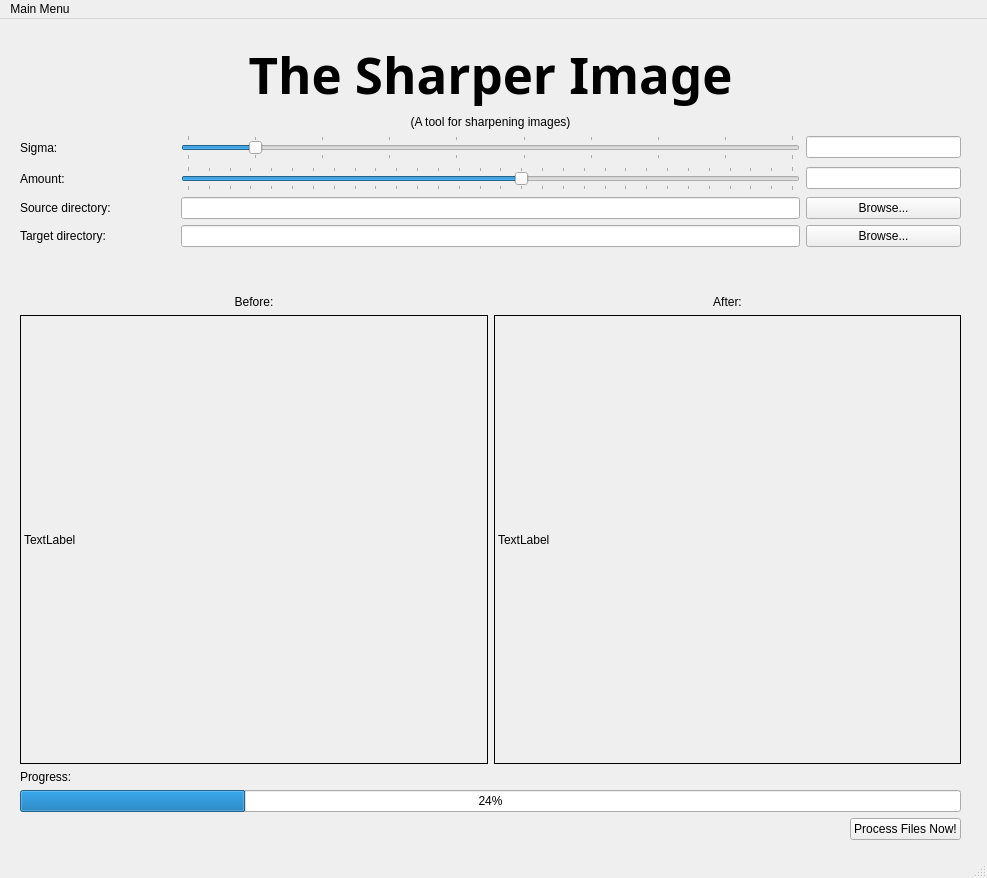
The window that main_window.ui (dfo-gulf-science/SharperImage) describes before a commit, drawn with Qt 5.
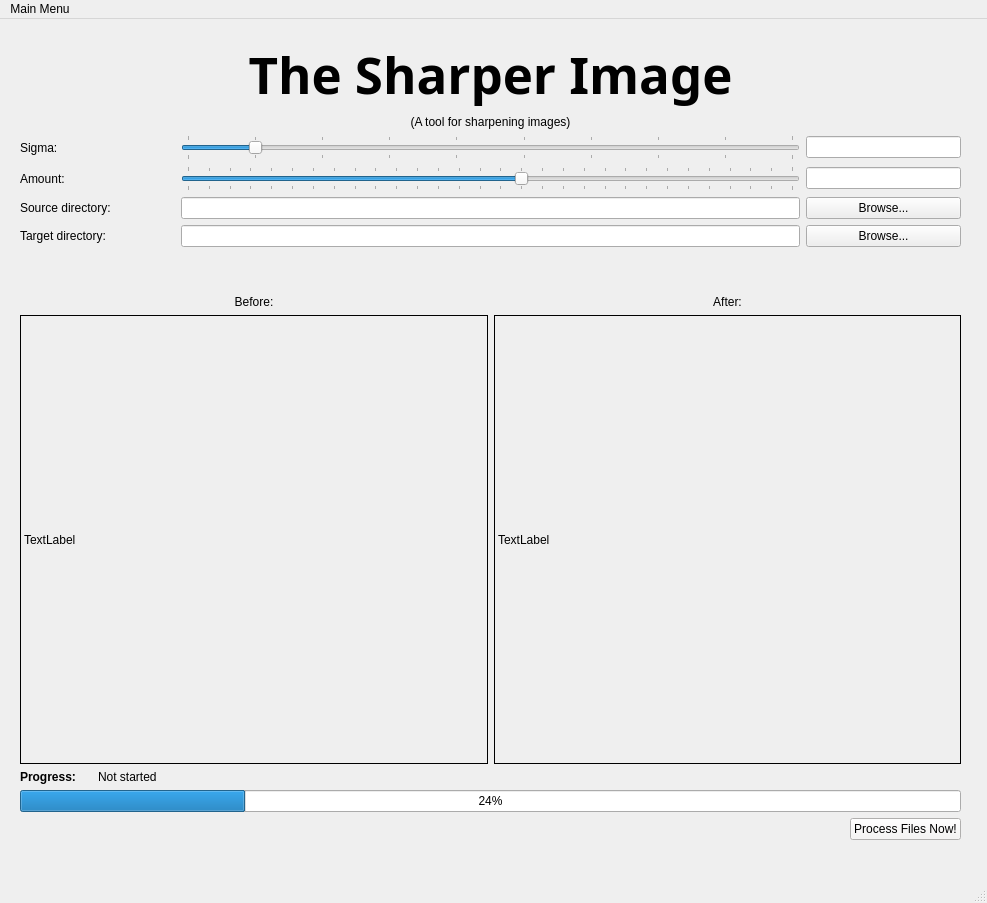
The same window after the commit.

```diff
--- a/main_window.ui
+++ b/main_window.ui
@@ -7,7 +7,7 @@
     <x>0</x>
     <y>0</y>
     <width>987</width>
-    <height>878</height>
+    <height>903</height>
    </rect>
   </property>
   <property name="windowTitle">
@@ -236,13 +236,37 @@
         </layout>
        </item>
        <item>
+        <layout class="QHBoxLayout" name="horizontalLayout_2" stretch="1,12">
+         <item>
         <widget class="QLabel" name="label_11">
+           <property name="font">
+            <font>
+             <bold>true</bold>
+            </font>
+           </property>
          <property name="text">
           <string>Progress:</string>
          </property>
         </widget>
        </item>
        <item>
+          <widget class="QLabel" name="status">
+           <property name="font">
+            <font>
+             <italic>false</italic>
+            </font>
+           </property>
+           <property name="text">
+            <string>Not started</string>
+           </property>
+           <property name="alignment">
+            <set>Qt::AlignmentFlag::AlignLeading|Qt::AlignmentFlag::AlignLeft|Qt::AlignmentFlag::AlignVCenter</set>
+           </property>
+          </widget>
+         </item>
+        </layout>
+       </item>
+       <item>
         <widget class="QProgressBar" name="progressBar">
          <property name="value">
           <number>24</number>
@@ -266,6 +290,9 @@
          </item>
          <item>
           <widget class="QPushButton" name="proceedButton">
+           <property name="styleSheet">
+            <string notr="true">background: rgb(246, 245, 244)</string>
+           </property>
            <property name="text">
             <string>Process Files Now!</string>
            </property>
```
Lines whose indentation alone changed are shown as unchanged.
